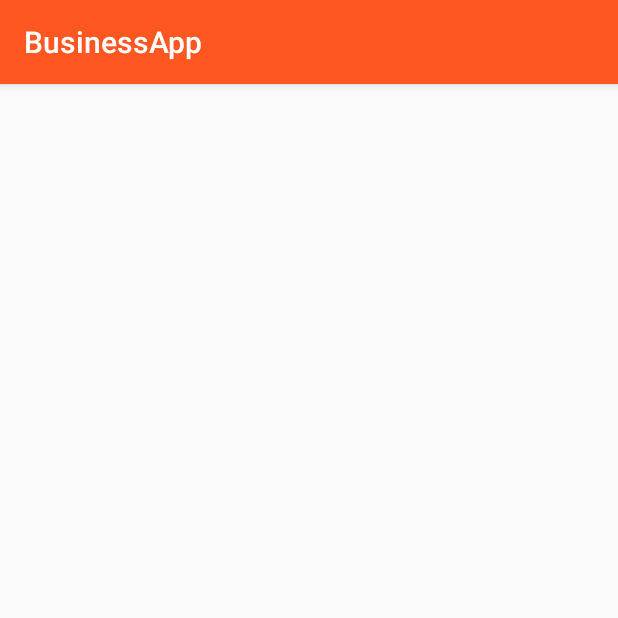
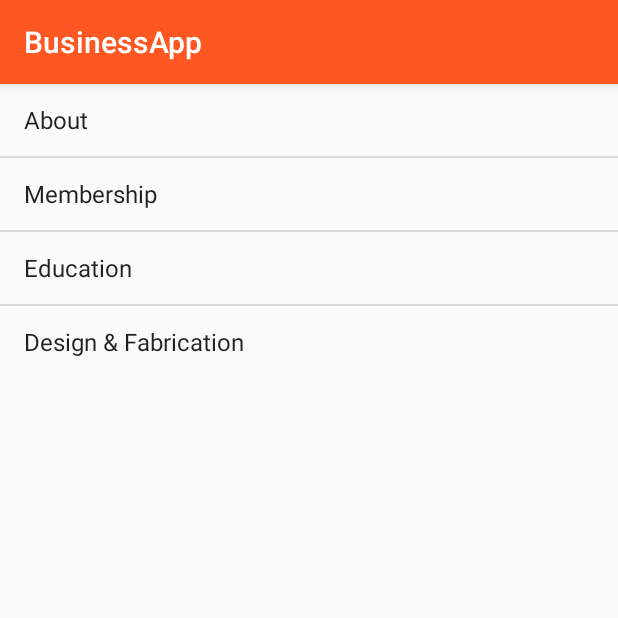
Before and after one commit to hoangnh092185/businessApp, an Android app: the screen it shows after launch (AboutActivity), after a tap on "EXPLORE ADX", on a phone screen of 412 x 824 dp, the top half of it. Run offline under Robolectric (Android 15) with nearby library versions, the phone set to English and light mode, and no system bars; our stand-ins replace ButterKnife.

```diff
--- a/app/build.gradle
+++ b/app/build.gradle
@@ -23,5 +23,5 @@ dependencies {
     compile fileTree(dir: 'libs', include: ['*.jar'])
     testCompile 'junit:junit:4.12'
     compile 'com.android.support:appcompat-v7:24.2.1'
-    compile 'com.jakewharton:butterknife:8.4.0'
+    compile 'com.jakewharton:butterknife:7.0.1'
 }
--- a/app/src/main/java/com/epicodus/businessapp/AboutActivity.java
+++ b/app/src/main/java/com/epicodus/businessapp/AboutActivity.java
@@ -1,20 +1,40 @@
 package com.epicodus.businessapp;
 
+import android.content.Intent;
 import android.support.v7.app.AppCompatActivity;
 import android.os.Bundle;
 import android.view.View;
-import android.widget.Button;
-import android.widget.Toast;
+import android.widget.AdapterView;
+import android.widget.ArrayAdapter;
+import android.widget.ListView;
+import android.widget.TextView;
 
-import java.security.DomainCombiner;
+import butterknife.Bind;
+import butterknife.ButterKnife;
+
 
 public class AboutActivity extends AppCompatActivity {
+    @Bind(R.id.listView) ListView mListView;
+
+    private String[] services = new String[] {"About", "Membership", "Education", "Design & Fabrication"};
 
 
     @Override
     protected void onCreate(Bundle savedInstanceState) {
         super.onCreate(savedInstanceState);
         setContentView(R.layout.activity_about);
-    }
+        ButterKnife.bind(this);
+
+
+        ArrayAdapter adapter = new ArrayAdapter(this, android.R.layout.simple_list_item_1, services);
+        mListView.setAdapter(adapter);
+
+        mListView.setOnItemClickListener(new AdapterView.OnItemClickListener(){
+            @Override
+            public void onItemClick(AdapterView<?> adapterView, View view, int i, long l) {
+                String services = ((TextView) view).getText().toString();
+            }
+        });
 
     }
+}
--- a/app/src/main/java/com/epicodus/businessapp/MainActivity.java
+++ b/app/src/main/java/com/epicodus/businessapp/MainActivity.java
@@ -8,23 +8,24 @@ import android.view.View;
 import android.widget.Button;
 import android.widget.TextView;
 
+import butterknife.Bind;
+import butterknife.ButterKnife;
+
 
 public class MainActivity extends AppCompatActivity {
-    private TextView mAppNameTextView;
-    private Button mExploreAdxButton;
-//    @Bind(R.id.appNameTextView) TextView mAppNameTextView;
+    @Bind(R.id.appNameTextView) TextView mAppNameTextView;
+    @Bind(R.id.exploreAdxButton) Button mExploreAdxButton;
 
     @Override
     protected void onCreate(Bundle savedInstanceState) {
         super.onCreate(savedInstanceState);
         setContentView(R.layout.activity_main);
+        ButterKnife.bind(this);
 
-        mAppNameTextView = (TextView) findViewById(R.id.appNameTextView);
+
         Typeface old_stamper = Typeface.createFromAsset(getAssets(), "fonts/old_stamper.ttf");
         mAppNameTextView.setTypeface(old_stamper);
 
-
-            mExploreAdxButton = (Button) findViewById(R.id.exploreAdxButton);
         mExploreAdxButton.setOnClickListener(new View.OnClickListener() {
             @Override
             public void onClick(View v) {
@@ -33,7 +34,6 @@ public class MainActivity extends AppCompatActivity {
             }
 
         });
-
     }
 
 }
--- a/app/src/main/res/layout/activity_about.xml
+++ b/app/src/main/res/layout/activity_about.xml
@@ -5,4 +5,10 @@
     android:layout_height="match_parent"
     tools:context="com.epicodus.businessapp.AboutActivity">
 
+    <ListView
+        android:layout_width="match_parent"
+        android:layout_height="wrap_content"
+        android:id="@+id/listView"
+        android:layout_alignParentRight="true"
+        android:layout_alignParentEnd="true" />
 </RelativeLayout>
```
Lines whose indentation alone changed are shown as unchanged.
